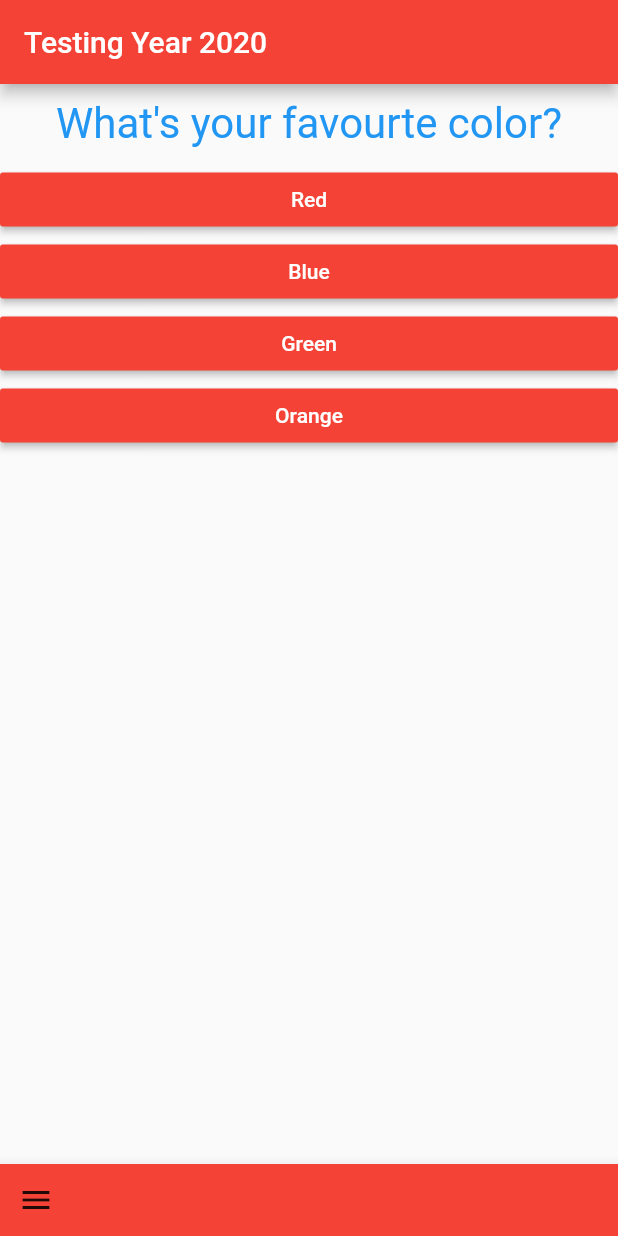
After one commit to dipinkp1993/quiz_app, a Flutter app: the screen it shows after launch, on a phone screen of 412 x 824 dp. The commit adds this screen. Run offline on Flutter 3.47's test engine with Material 2 defaults, Android fonts, the phone set to English and light mode, and no system bars.

Commit message:
splitting widget in to quiz and result

```diff
--- a/lib/main.dart
+++ b/lib/main.dart
@@ -1,6 +1,6 @@
 import 'package:flutter/material.dart';
-import './question.dart';
-import './answer.dart';
+import './result.dart';
+import './quiz.dart';
 
 void main() {
   runApp(MyApp());
@@ -22,14 +22,14 @@ class _MyAppState extends State<MyApp> {
       _questionIndex = _questionIndex + 1;
     });
     print(_questionIndex);
-    if (_questionIndex < questions.length) {
+    if (_questionIndex < _questions.length) {
       print("We have More Questions");
     } else {
       print("No more questions");
     }
   }
 
-  final questions = const [
+  final _questions = const [
     {
       'questionText': 'What\'s your favourte color?',
       'answers': ['Red', 'Blue', 'Green', 'Orange'],
@@ -66,23 +66,12 @@ class _MyAppState extends State<MyApp> {
           ),
           backgroundColor: Colors.red,
         ),
-        body: _questionIndex < questions.length
-            ? Column(
-                children: [
-                  Question(questions[_questionIndex]
-                      ['questionText']), //question widget is custom widget
-                  ...(questions[_questionIndex]['answers'] as List<String>)
-                      .map((answer) {
-                    return Answer(_answerQuestion, answer);
-                  }).toList(),
-                ],
-              )
-            : Center(
-                child: Text(
-                  'You Have Completed The Quiz',
-                  style: TextStyle(color: Colors.red, fontSize: 28),
-                ),
-              ),
+        body: _questionIndex < _questions.length
+            ? Quiz(
+                questions: _questions,
+                answerQuestion: _answerQuestion,
+                questionIndex: _questionIndex)
+            : Result(),
         bottomNavigationBar: BottomAppBar(
           color: Colors.red,
           child: Row(
--- /dev/null
+++ b/lib/quiz.dart
@@ -0,0 +1,25 @@
+import 'package:flutter/material.dart';
+import './answer.dart';
+import './question.dart';
+
+class Quiz extends StatelessWidget {
+  final List<Map<String, Object>> questions;
+  final Function answerQuestion;
+  final int questionIndex;
+  Quiz(
+      {@required this.questions,
+      @required this.answerQuestion,
+      @required this.questionIndex});
+  @override
+  Widget build(BuildContext context) {
+    return Column(
+      children: [
+        Question(questions[questionIndex]
+            ['questionText']), //question widget is custom widget
+        ...(questions[questionIndex]['answers'] as List<String>).map((answer) {
+          return Answer(answerQuestion, answer);
+        }).toList(),
+      ],
+    );
+  }
+}
```
Also changed, not shown: lib/result.dart (added, +13 -0 lines).
